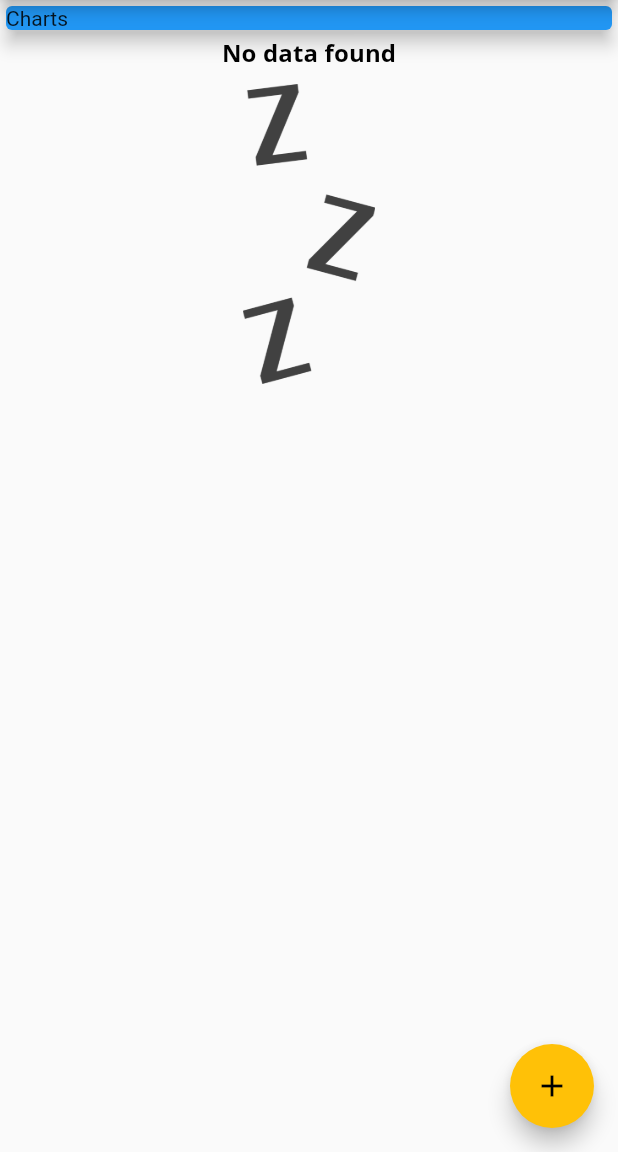
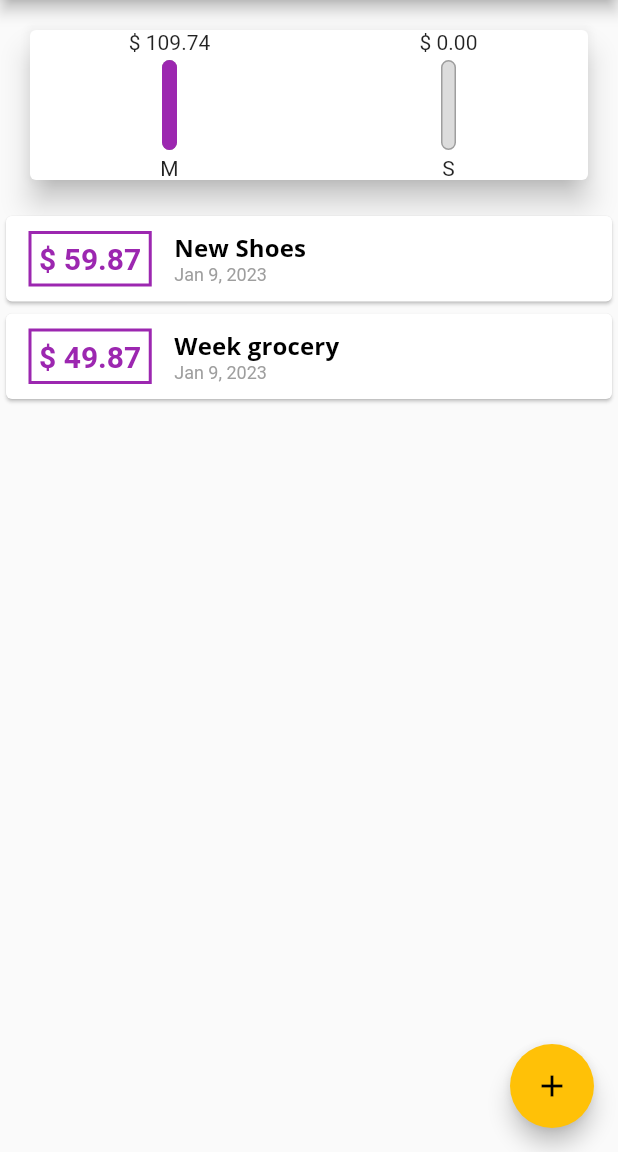
Before and after one commit to hassanrazakhalid/flutter-workspace, a Flutter app: the screen it shows after launch, on a phone screen of 412 x 824 dp, the part 84-1236 px from its top. Run offline on Flutter 3.47's test engine with Material 2 defaults, Android fonts, the phone set to English and light mode, and no system bars.

Commit message:
added charts

```diff
--- a/expense_app/expense_app/lib/main.dart
+++ b/expense_app/expense_app/lib/main.dart
@@ -1,3 +1,4 @@
+import 'package:expense_app/widgets/chart.dart';
 import 'package:expense_app/widgets/new_transaction.dart';
 
 import 'models/transaction.dart';
@@ -45,11 +46,19 @@ class MyHomePage extends StatefulWidget {
 
 class _MyHomePageState extends State<MyHomePage> {
   final List<Transaction> _userTransactions = [
-    // Transaction(
-    //     id: '1', title: 'New Shoes', amount: 59.87, date: DateTime.now()),
-    // Transaction(
-    //     id: '2', title: 'Week grocery', amount: 49.87, date: DateTime.now()),
+    Transaction(
+        id: '1', title: 'New Shoes', amount: 59.87, date: DateTime.now()),
+    Transaction(
+        id: '2', title: 'Week grocery', amount: 49.87, date: DateTime.now()),
   ];
+
+  List<Transaction> get _recenetTransactions {
+    return _userTransactions
+        .where((x) => x.date.isAfter(DateTime.now().subtract(Duration(
+              days: 7,
+            ))))
+        .toList();
+  }
 
   _newTransactionAdded(String title, double price) {
     var transaction = Transaction(
@@ -106,10 +115,8 @@ class _MyHomePageState extends State<MyHomePage> {
             Container(
               padding: EdgeInsets.zero,
               width: double.infinity,
-              child: Card(
-                color: Colors.blue,
-                child: Text('Charts'),
-                elevation: 5,
+              child: Chart(
+                recentTransactions: _recenetTransactions,
               ),
             ),
             TransactionList(_userTransactions),
--- /dev/null
+++ b/expense_app/expense_app/lib/widgets/chart.dart
@@ -0,0 +1,67 @@
+import 'package:expense_app/models/transaction.dart';
+import 'package:flutter/material.dart';
+import 'package:intl/intl.dart';
+
+import 'chart_bar.dart';
+
+class ChartModel {
+  String day;
+  double amount;
+  ChartModel({required this.day, required this.amount}) {}
+}
+
+class Chart extends StatelessWidget {
+  Chart({required this.recentTransactions});
+
+  final List<Transaction> recentTransactions;
+
+  List<ChartModel> get groupTransactionValues {
+    return List.generate(2, (index) {
+      final model = recentTransactions[index];
+      final weekday = DateTime.now().subtract(Duration(days: index));
+      double sum = 0;
+      for (var element in recentTransactions) {
+        if (weekday.month == model.date.month &&
+            weekday.year == model.date.year &&
+            weekday.day == model.date.day) {
+          sum += element.amount;
+        }
+      }
+      return ChartModel(
+        day: DateFormat.E().format(weekday).substring(0, 1),
+        amount: sum,
+      );
+    });
+  }
+
+  double get maxSpendng {
+    return groupTransactionValues.fold(0.0, (sum, item) {
+      return sum + item.amount;
+    });
+  }
+
+  @override
+  Widget build(BuildContext context) {
+    return Card(
+      elevation: 8,
+      margin: EdgeInsets.all(
+        20,
+      ),
+      child: Row(
+        mainAxisAlignment: MainAxisAlignment.spaceAround,
+        children: [
+          ...groupTransactionValues.map((e) {
+            return Flexible(
+              fit: FlexFit.tight,
+              child: ChartBar(
+                label: e.day,
+                spendingAmount: e.amount,
+                spendingPctOfTotal: maxSpendng == 0 ? 0 : e.amount / maxSpendng,
+              ),
+            );
+          }).toList()
+        ],
+      ),
+    );
+  }
+}
--- /dev/null
+++ b/expense_app/expense_app/lib/widgets/chart_bar.dart
@@ -0,0 +1,48 @@
+import 'package:flutter/material.dart';
+
+class ChartBar extends StatelessWidget {
+  final String label;
+  final double spendingAmount;
+  final double spendingPctOfTotal;
+
+  ChartBar({
+    required this.label,
+    required this.spendingAmount,
+    required this.spendingPctOfTotal,
+  }) {}
+  @override
+  Widget build(BuildContext context) {
+    return Column(
+      children: [
+        Text('\$ ${spendingAmount.toStringAsFixed(2)}'),
+        SizedBox(
+          height: 4,
+        ),
+        Container(
+          height: 60,
+          width: 10,
+          child: Stack(children: [
+            Container(
+              decoration: BoxDecoration(
+                border: Border.all(color: Colors.grey, width: 1.0),
+                color: Color.fromRGBO(220, 220, 220, 1),
+                borderRadius: BorderRadius.circular(10),
+              ),
+            ),
+            FractionallySizedBox(
+              heightFactor: spendingPctOfTotal,
+              child: Container(
+                  decoration: BoxDecoration(
+                      color: Theme.of(context).primaryColor,
+                      borderRadius: BorderRadius.circular(10))),
+            )
+          ]),
+        ),
+        SizedBox(
+          height: 4,
+        ),
+        Text(label)
+      ],
+    );
+  }
+}
```
Also changed, not shown: 1 other file.
